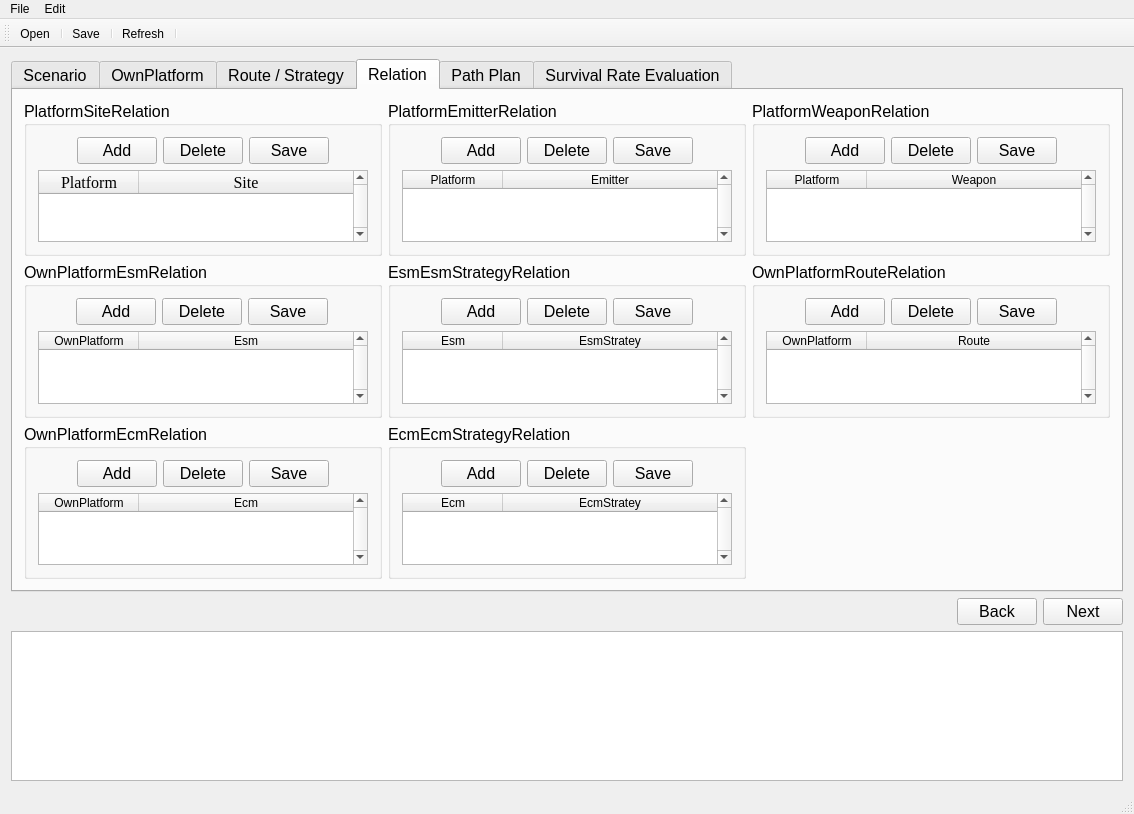
This is PathPlanGui/MainWindow.ui in louie17/PathPlanning as Qt 5 draws it before an edit. The edited form follows.
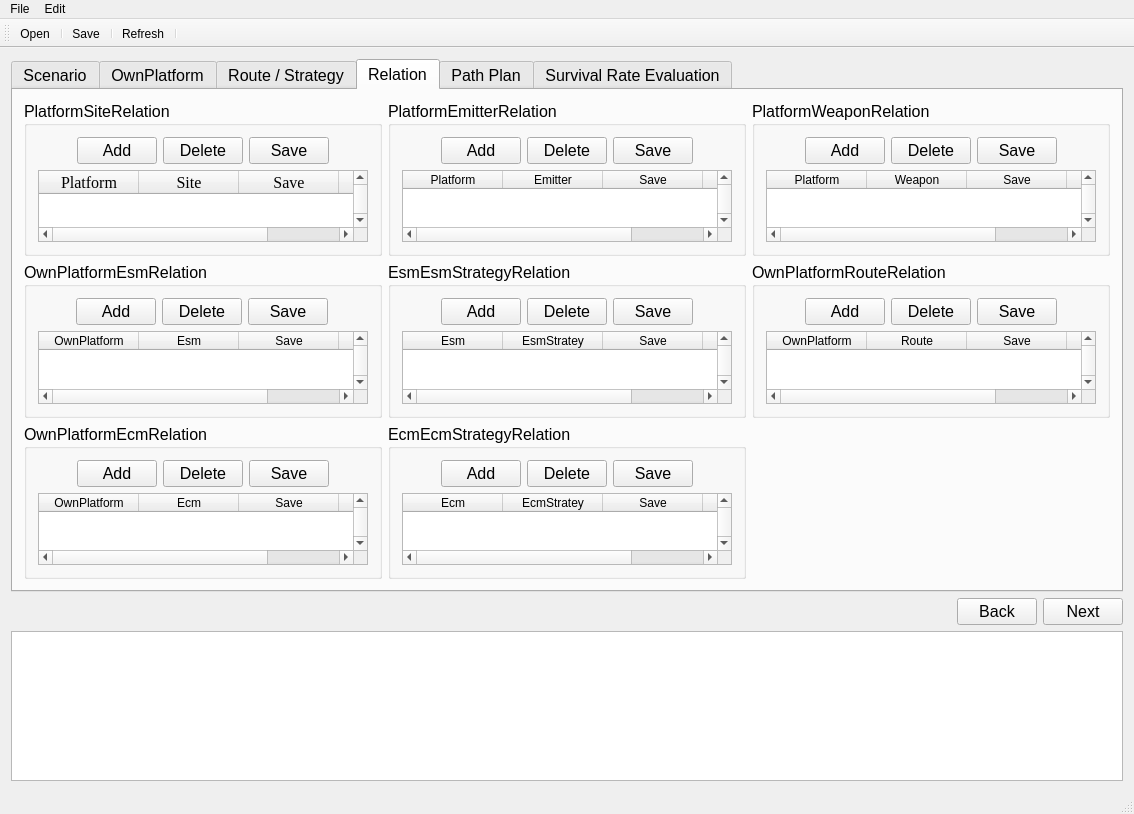
This is the edited form. The open tabs and pages were chosen to show the change. Custom widgets are drawn as their Qt base class.

Commit message: 添加各个relation每行的保存删除，以及vertex的add和Save函数的更新

Diff of the .ui file:
```diff
--- a/PathPlanGui/MainWindow.ui
+++ b/PathPlanGui/MainWindow.ui
@@ -1748,6 +1748,16 @@
                      <string>Site</string>
                     </property>
                    </column>
+                   <column>
+                    <property name="text">
+                     <string>Save</string>
+                    </property>
+                   </column>
+                   <column>
+                    <property name="text">
+                     <string>Del</string>
+                    </property>
+                   </column>
                   </widget>
                  </item>
                 </layout>
@@ -1859,6 +1869,16 @@
                      <string>Emitter</string>
                     </property>
                    </column>
+                   <column>
+                    <property name="text">
+                     <string>Save</string>
+                    </property>
+                   </column>
+                   <column>
+                    <property name="text">
+                     <string>Del</string>
+                    </property>
+                   </column>
                   </widget>
                  </item>
                 </layout>
@@ -1970,6 +1990,16 @@
                      <string>Weapon</string>
                     </property>
                    </column>
+                   <column>
+                    <property name="text">
+                     <string>Save</string>
+                    </property>
+                   </column>
+                   <column>
+                    <property name="text">
+                     <string>Del</string>
+                    </property>
+                   </column>
                   </widget>
                  </item>
                 </layout>
@@ -2081,6 +2111,16 @@
                      <string>Esm</string>
                     </property>
                    </column>
+                   <column>
+                    <property name="text">
+                     <string>Save</string>
+                    </property>
+                   </column>
+                   <column>
+                    <property name="text">
+                     <string>Del</string>
+                    </property>
+                   </column>
                   </widget>
                  </item>
                 </layout>
@@ -2192,6 +2232,16 @@
                      <string>EsmStratey</string>
                     </property>
                    </column>
+                   <column>
+                    <property name="text">
+                     <string>Save</string>
+                    </property>
+                   </column>
+                   <column>
+                    <property name="text">
+                     <string>Del</string>
+                    </property>
+                   </column>
                   </widget>
                  </item>
                 </layout>
@@ -2303,6 +2353,16 @@
                      <string>Route</string>
                     </property>
                    </column>
+                   <column>
+                    <property name="text">
+                     <string>Save</string>
+                    </property>
+                   </column>
+                   <column>
+                    <property name="text">
+                     <string>Del</string>
+                    </property>
+                   </column>
                   </widget>
                  </item>
                 </layout>
@@ -2414,6 +2474,16 @@
                      <string>Ecm</string>
                     </property>
                    </column>
+                   <column>
+                    <property name="text">
+                     <string>Save</string>
+                    </property>
+                   </column>
+                   <column>
+                    <property name="text">
+                     <string>Del</string>
+                    </property>
+                   </column>
                   </widget>
                  </item>
                 </layout>
@@ -2525,6 +2595,16 @@
                      <string>EcmStratey</string>
                     </property>
                    </column>
+                   <column>
+                    <property name="text">
+                     <string>Save</string>
+                    </property>
+                   </column>
+                   <column>
+                    <property name="text">
+                     <string>Del</string>
+                    </property>
+                   </column>
                   </widget>
                  </item>
                 </layout>
```
Left out of the diff: 27 changed lines with no effect on the pictures. The commit also changes 2 other files.
